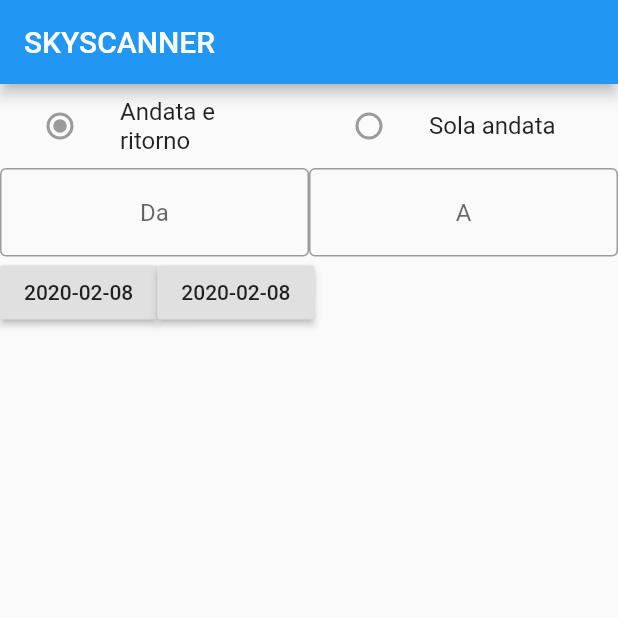
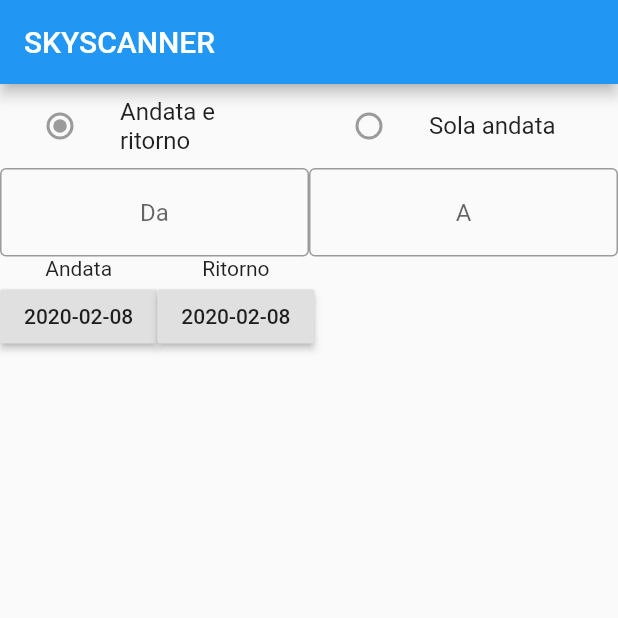
Before and after one commit to rin0o1/FlutterWorkSpace_, a Flutter app: the screen it shows after launch, on a phone screen of 412 x 824 dp, the top half of it. Run offline on Flutter 3.47's test engine with Material 2 defaults, Android fonts, the phone set to English and light mode, and no system bars.

Commit message:
selezione andata e ritorno / sola andata fatto seleziona data Finito, Feature: enabled option

```diff
--- a/lib/MainActivity.dart
+++ b/lib/MainActivity.dart
@@ -73,8 +73,14 @@ class MainActivity extends StatelessWidget {
           ),
           Row(
             children: <Widget>[
-              selectDate(),
-              selectDate()
+              selectDate(
+                foo: "Andata",
+                enabled: true,
+              ),
+              selectDate(
+                foo: "Ritorno",
+                enabled: false,
+              )
             ],
           ),
         ]),
@@ -162,6 +168,9 @@ class _InputTextAutoComplete extends State<InputTextAutoComplete> {
 } //da fare
 
 class selectDate extends StatefulWidget {
+  final String foo;
+  final bool enabled;
+  const selectDate({Key key, this.foo, this.enabled}) : super(key: key);
   @override
   _widgetSelectDate createState() => _widgetSelectDate();
 }
@@ -173,7 +182,9 @@ class _widgetSelectDate extends State<selectDate> {
     final DateTime picked = await showDatePicker(
         context: context,
         initialDate: selectedDate,
-        firstDate: DateTime(DateTime.now().year),
+        firstDate: DateTime(DateTime
+            .now()
+            .year),
         lastDate: DateTime(2101));
     if (picked != null && picked != selectedDate)
       setState(() {
@@ -181,13 +192,32 @@ class _widgetSelectDate extends State<selectDate> {
       });
   }
 
+
     @override
     Widget build(BuildContext context) {
       return Container(
-      child:RaisedButton(
-        onPressed: () => _selectDate(context),
+        child: Column(
+          children: <Widget>[
+            Text(widget.foo),
+            RaisedButton(
+              onPressed: () {
+                if (widget.enabled) {
+                  _selectDate(context);
+                } else {
+                  showInSnackBar("Bottone diattivato", context);
+                }
+              },
               child: Text("${selectedDate.toLocal()}".split(' ')[0]),
+            ),
+          ],
         ),
       );
     }
   }
+
+void showInSnackBar(String value, context) {
+  Scaffold.of(context).showSnackBar(new SnackBar(
+      content: new Text(value),
+     duration: Duration(seconds: 2),
+  ));
+}
```
Lines whose indentation alone changed are shown as unchanged.
